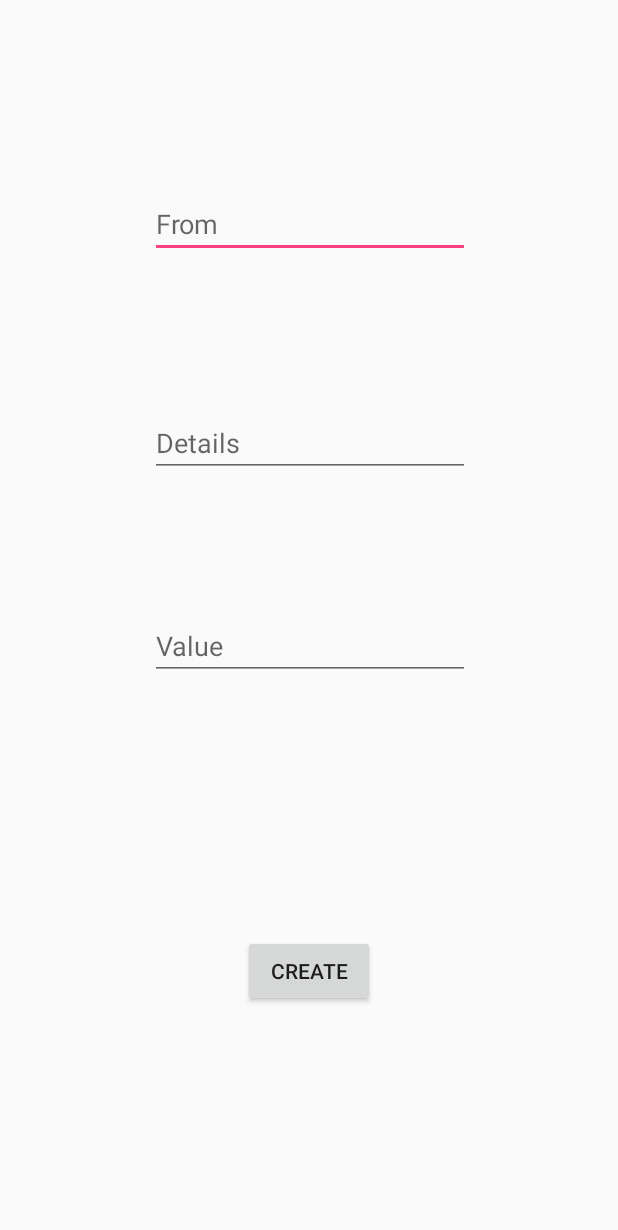
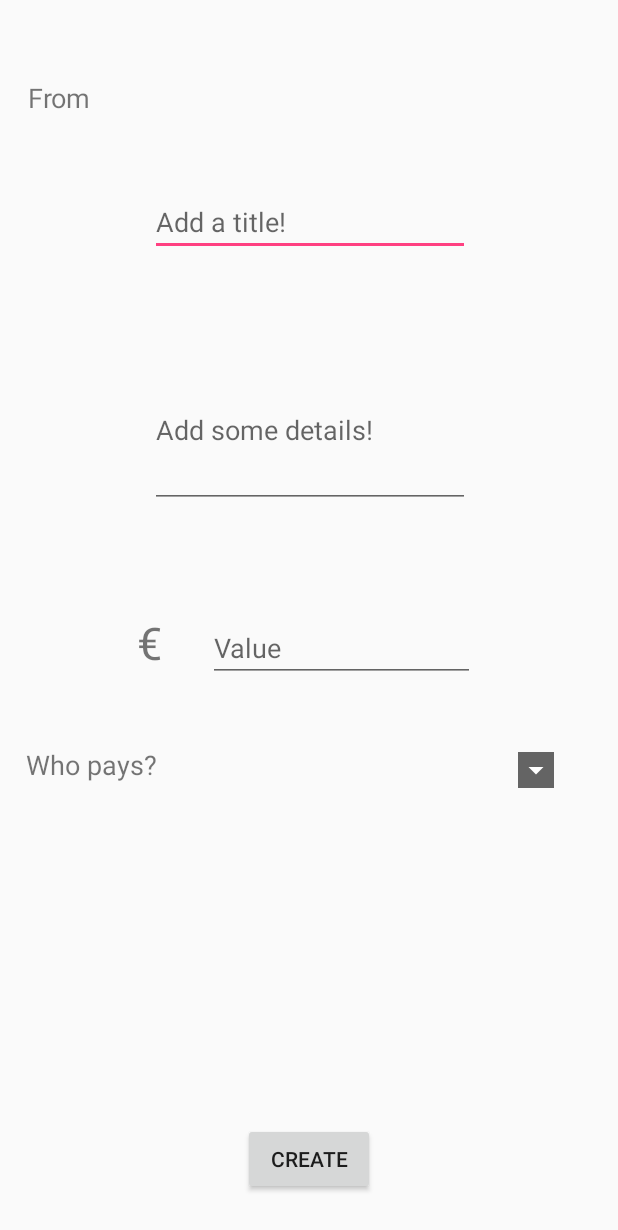
Before and after one commit to iusetabs/CommunalCosts, an Android app: the layout activity_add_transaction.xml on its own in the app's theme, with its tools: preview values and no code run, on a phone screen of 412 x 824 dp. Shown: the top 1230 px of the screen. Run offline under Robolectric (Android 15) with nearby library versions, the phone set to English and light mode, and no system bars.

Commit message:
Transaction Updates

```diff
--- a/CommunalCosts-Client-App/app/src/main/AndroidManifest.xml
+++ b/CommunalCosts-Client-App/app/src/main/AndroidManifest.xml
@@ -53,7 +53,8 @@
             android:name=".HomeCollectiveView"
             android:label="@string/home_title"
             android:theme="@style/AppTheme.NoActionBar" />
-        <activity android:name=".AddTransaction" />
+        <activity android:name=".AddTransaction"
+            android:windowSoftInputMode="adjustPan" />
         <activity
             android:name=".TransactionView"
             android:label="@string/title_activity_transaction_view"
--- a/CommunalCosts-Client-App/app/src/main/res/layout/activity_add_transaction.xml
+++ b/CommunalCosts-Client-App/app/src/main/res/layout/activity_add_transaction.xml
@@ -7,46 +7,32 @@
     tools:context="jameskealanthirdyearproject.communalcosts_client_app.AddTransaction">
 
     <EditText
-        android:id="@+id/transactionSource"
+        android:id="@+id/transactionTitle"
         android:layout_width="wrap_content"
         android:layout_height="wrap_content"
         android:ems="10"
-        android:hint="From"
+        android:hint="Add a title!"
         android:inputType="textPersonName"
         app:layout_constraintBottom_toBottomOf="parent"
         app:layout_constraintEnd_toEndOf="parent"
         app:layout_constraintHorizontal_bias="0.502"
         app:layout_constraintStart_toStartOf="parent"
         app:layout_constraintTop_toTopOf="parent"
-        app:layout_constraintVertical_bias="0.163" />
-
-    <EditText
-        android:id="@+id/transactionDetails"
-        android:layout_width="wrap_content"
-        android:layout_height="wrap_content"
-        android:ems="10"
-        android:hint="Details"
-        android:inputType="textPersonName"
-        app:layout_constraintBottom_toBottomOf="parent"
-        app:layout_constraintEnd_toEndOf="parent"
-        app:layout_constraintHorizontal_bias="0.502"
-        app:layout_constraintStart_toStartOf="parent"
-        app:layout_constraintTop_toTopOf="parent"
-        app:layout_constraintVertical_bias="0.35" />
+        app:layout_constraintVertical_bias="0.161" />
 
     <EditText
         android:id="@+id/value"
-        android:layout_width="wrap_content"
+        android:layout_width="178dp"
         android:layout_height="wrap_content"
         android:ems="10"
         android:hint="Value"
         android:inputType="numberSigned"
         app:layout_constraintBottom_toBottomOf="parent"
         app:layout_constraintEnd_toEndOf="parent"
-        app:layout_constraintHorizontal_bias="0.502"
+        app:layout_constraintHorizontal_bias="0.592"
         app:layout_constraintStart_toStartOf="parent"
         app:layout_constraintTop_toTopOf="parent"
-        app:layout_constraintVertical_bias="0.524" />
+        app:layout_constraintVertical_bias="0.526" />
 
     <Button
         android:id="@+id/CreateTransaction"
@@ -57,5 +43,100 @@
         app:layout_constraintEnd_toEndOf="parent"
         app:layout_constraintStart_toStartOf="parent"
         app:layout_constraintTop_toTopOf="parent"
-        app:layout_constraintVertical_bias="0.803" />
+        app:layout_constraintVertical_bias="0.965" />
+
+    <TextView
+        android:id="@+id/transactionSource"
+        android:layout_width="205dp"
+        android:layout_height="27dp"
+        android:text="From"
+        android:textSize="18sp"
+        app:layout_constraintBottom_toBottomOf="parent"
+        app:layout_constraintEnd_toEndOf="parent"
+        app:layout_constraintHorizontal_bias="0.089"
+        app:layout_constraintStart_toStartOf="parent"
+        app:layout_constraintTop_toTopOf="parent"
+        app:layout_constraintVertical_bias="0.066" />
+
+    <EditText
+        android:id="@+id/transactionDetails"
+        android:layout_width="wrap_content"
+        android:layout_height="104dp"
+        android:ems="10"
+        android:hint="Add some details!"
+        android:inputType="textMultiLine"
+        app:layout_constraintBottom_toBottomOf="parent"
+        app:layout_constraintEnd_toEndOf="parent"
+        app:layout_constraintHorizontal_bias="0.502"
+        app:layout_constraintStart_toStartOf="parent"
+        app:layout_constraintTop_toTopOf="parent"
+        app:layout_constraintVertical_bias="0.326" />
+
+    <TextView
+        android:id="@+id/transactionCurrency"
+        android:layout_width="29dp"
+        android:layout_height="43dp"
+        android:text="€"
+        android:textSize="30sp"
+        app:layout_constraintBottom_toBottomOf="parent"
+        app:layout_constraintEnd_toEndOf="parent"
+        app:layout_constraintHorizontal_bias="0.239"
+        app:layout_constraintStart_toStartOf="parent"
+        app:layout_constraintTop_toTopOf="parent"
+        app:layout_constraintVertical_bias="0.523" />
+
+    <Spinner
+        android:id="@+id/transactionSpinner"
+        android:layout_width="224dp"
+        android:layout_height="32dp"
+        android:backgroundTintMode="screen"
+        android:spinnerMode="dialog"
+        android:visibility="visible"
+        app:layout_constraintBottom_toBottomOf="parent"
+        app:layout_constraintEnd_toEndOf="parent"
+        app:layout_constraintHorizontal_bias="0.837"
+        app:layout_constraintStart_toStartOf="parent"
+        app:layout_constraintTop_toTopOf="parent"
+        app:layout_constraintVertical_bias="0.628"
+        tools:prompt="@string/app_name" />
+
+    <TextView
+        android:id="@+id/transactionWhoPays"
+        android:layout_width="98dp"
+        android:layout_height="31dp"
+        android:text="Who pays?"
+        android:textSize="18sp"
+        app:layout_constraintBottom_toBottomOf="parent"
+        app:layout_constraintEnd_toEndOf="parent"
+        app:layout_constraintHorizontal_bias="0.055"
+        app:layout_constraintStart_toStartOf="parent"
+        app:layout_constraintTop_toTopOf="parent"
+        app:layout_constraintVertical_bias="0.627" />
+
+    <TextView
+        android:id="@+id/whoPaysView"
+        android:layout_width="351dp"
+        android:layout_height="82dp"
+        android:maxLines="4"
+        android:scrollbars="vertical"
+        android:textSize="18sp"
+        app:layout_constraintBottom_toBottomOf="parent"
+        app:layout_constraintEnd_toEndOf="parent"
+        app:layout_constraintHorizontal_bias="0.515"
+        app:layout_constraintStart_toStartOf="parent"
+        app:layout_constraintTop_toTopOf="parent"
+        app:layout_constraintVertical_bias="0.822" />
+
+    <TextView
+        android:id="@+id/spinnerView"
+        android:layout_width="168dp"
+        android:layout_height="32dp"
+        android:textSize="18sp"
+        app:layout_constraintBottom_toBottomOf="parent"
+        app:layout_constraintEnd_toEndOf="parent"
+        app:layout_constraintHorizontal_bias="0.611"
+        app:layout_constraintStart_toStartOf="parent"
+        app:layout_constraintTop_toTopOf="parent"
+        app:layout_constraintVertical_bias="0.628" />
+
 </android.support.constraint.ConstraintLayout>
```
Also changed, not shown: CommunalCosts-Client-App/app/src/main/java/jameskealanthirdyearproject/communalcosts_client_app/AddTransaction.java (+94 -6 lines), CommunalCosts-Client-App/app/src/main/java/jameskealanthirdyearproject/communalcosts_client_app/TransactionObj.java (+43 -0 lines), CommunalCosts-Client-App/app/src/main/java/jameskealanthirdyearproject/communalcosts_client_app/myPairObj.java (+8 -0 lines), 1 other file.
